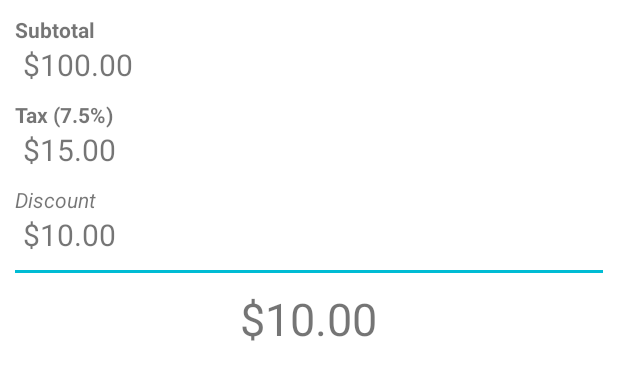
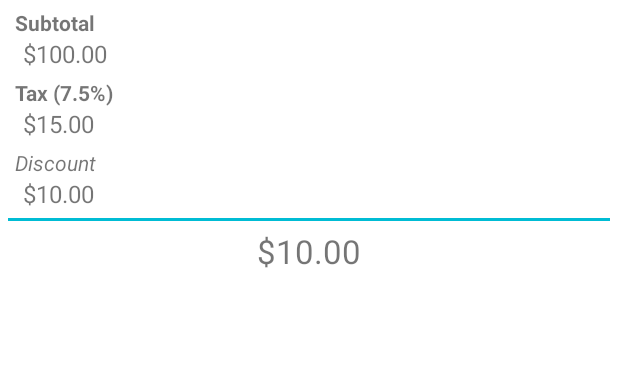
Before and after one commit to Deamon12/ProfiTable_Android, an Android app: the layout fragment_order_amount.xml on its own in the app's theme, with its tools: preview values and no code run, on a phone screen of 412 x 824 dp. Shown: the top 380 px of the screen. Run offline under Robolectric (Android 15) with nearby library versions, the phone set to English and light mode, and no system bars; network calls fail.

Commit message:
Adjusted phone/tablet dimensions

```diff
--- a/app/src/main/java/com/ucsandroid/profitable/adapters/NestedCustomerRecyclerAdapter.java
+++ b/app/src/main/java/com/ucsandroid/profitable/adapters/NestedCustomerRecyclerAdapter.java
@@ -71,7 +71,6 @@ public class NestedCustomerRecyclerAdapter extends RecyclerView.Adapter<NestedCu
 
         @Override
         public void onClick(View v) {
-
             System.out.println("nestedCust clicked: "+getAdapterPosition());
         }
 
--- a/app/src/main/res/layout/fragment_order_amount.xml
+++ b/app/src/main/res/layout/fragment_order_amount.xml
@@ -10,10 +10,9 @@
         android:layout_width="wrap_content"
         android:layout_height="wrap_content"
         android:text="Subtotal"
-        android:textSize="14sp"
-
+        android:textSize="@dimen/amount_frag_header_text"
         android:layout_marginLeft="10dp"
-        android:layout_marginTop="10dp"
+        android:layout_marginTop="@dimen/amount_margin_top"
         android:textStyle="bold" />
 
     <TextView
@@ -21,7 +20,7 @@
         android:layout_width="wrap_content"
         android:layout_height="wrap_content"
         android:text="$100.00"
-        android:textSize="20sp"
+        android:textSize="@dimen/amount_frag_amount_text"
         android:layout_marginLeft="15dp"
         android:layout_below="@+id/subtotaltext"/>
 
@@ -31,10 +30,10 @@
         android:layout_width="wrap_content"
         android:layout_height="wrap_content"
         android:text="Tax (7.5%)"
-        android:textSize="14sp"
+        android:textSize="@dimen/amount_frag_header_text"
         android:layout_below="@+id/subtotal_label"
         android:layout_marginLeft="10dp"
-        android:layout_marginTop="10dp"
+        android:layout_marginTop="@dimen/amount_margin_top"
         android:textStyle="bold" />
 
     <TextView
@@ -42,11 +41,9 @@
         android:layout_height="wrap_content"
         android:text="$15.00"
         android:id="@+id/tax_textview"
-        android:textSize="20sp"
+        android:textSize="@dimen/amount_frag_amount_text"
         android:layout_marginLeft="15dp"
         android:layout_below="@+id/taxtext"/>
-
-
 
 
     <TextView
@@ -54,10 +51,10 @@
         android:layout_width="wrap_content"
         android:layout_height="wrap_content"
         android:text="Discount"
-        android:textSize="14sp"
+        android:textSize="@dimen/amount_frag_header_text"
         android:layout_below="@+id/tax_textview"
         android:layout_marginLeft="10dp"
-        android:layout_marginTop="10dp"
+        android:layout_marginTop="@dimen/amount_margin_top"
         android:textStyle="italic" />
 
     <TextView
@@ -65,23 +62,9 @@
         android:layout_height="wrap_content"
         android:text="$10.00"
         android:id="@+id/discount_textview"
-        android:textSize="20sp"
+        android:textSize="@dimen/amount_frag_amount_text"
         android:layout_below="@+id/discounttext"
         android:layout_marginLeft="15dp"/>
-
-<!--
-
-    <TextView
-        android:id="@+id/amountduetext"
-        android:layout_width="wrap_content"
-        android:layout_height="wrap_content"
-        android:text="Amount Due : "
-        android:textSize="16sp"
-        android:textStyle="bold"
-        android:layout_below="@+id/discounttext"
-        android:layout_marginLeft="10dp"
-        android:layout_marginTop="10dp"/>
--->
 
     <View
         android:id="@+id/divider"
@@ -89,19 +72,18 @@
         android:layout_height="2sp"
         android:background="@color/primary"
         android:layout_below="@+id/discount_textview"
-        android:layout_margin="10dp"/>
+        android:layout_margin="@dimen/amount_margin_top"/>
 
-    <TextView
-        android:layout_width="wrap_content"
-        android:layout_height="wrap_content"
+    <com.ucsandroid.profitable.supportclasses.AutoResizeTextView
+        android:layout_width="match_parent"
+        android:layout_height="@dimen/amount_frag_total_text"
         android:text="$10.00"
         android:id="@+id/amountdue_textview"
-        android:textSize="30sp"
+        android:textSize="@dimen/amount_frag_total_text"
         android:layout_below="@+id/divider"
         android:layout_marginLeft="10dp"
         android:layout_marginRight="10dp"
-        android:layout_centerHorizontal="true"
-        android:layout_marginBottom="10dp"
+        android:gravity="center"
         />
 
 
--- a/app/src/main/res/values-xlarge/dimens.xml
+++ b/app/src/main/res/values-xlarge/dimens.xml
@@ -1,5 +1,7 @@
 <?xml version="1.0" encoding="utf-8"?>
 <resources>
+
+    <!--Customer Tile-->
     <dimen name="customer_order_text">18sp</dimen>
     <dimen name="customer_title">24sp</dimen>
     <dimen name="customer_image">30dp</dimen>
@@ -7,5 +9,26 @@
 
     <dimen name="divider_bar_height">30dp</dimen>
 
+    <!--Order Amount Frag -->
+    <dimen name="amount_frag_header_text">20sp</dimen>
+    <dimen name="amount_frag_amount_text">24sp</dimen>
+    <dimen name="amount_frag_total_text">34dp</dimen>
+    <dimen name="amount_margin_top">10dp</dimen>
+
+    <!--Order Fragment -->
+    <dimen name="send_to_kitchen_padding">10dp</dimen>
+
+    <!--Menu Item Fragment-->
+    <item name="menu_item_width" format="float" type="dimen">.4</item>
+
+    <!--Kitchen-->
+    <item name="kitchen_order_width_landscape" format="float" type="dimen">.3</item>
+    <item name="kitchen_order_width_portrait" format="float" type="dimen">.4</item>
+    <dimen name="kitchen_quantity_text">16sp</dimen>
+    <item name="kitchen_amount_frag_width_landscape" format="float" type="dimen">.15</item>
+    <item name="kitchen_amount_frag_width_portrait" format="float" type="dimen">.1</item>
+
+    <!--Textview_Textview2 -->
+    <dimen name="text_text2_margin_top">3dp</dimen>
 
 </resources>
--- a/app/src/main/res/values/dimens.xml
+++ b/app/src/main/res/values/dimens.xml
@@ -1,10 +1,37 @@
+<?xml version="1.0" encoding="utf-8"?>
 <resources>
+
+    <!--Customer Tile-->
     <dimen name="customer_order_text">14sp</dimen>
-    <dimen name="customer_title">18sp</dimen>
+    <dimen name="customer_title">16sp</dimen>
     <dimen name="customer_image">18dp</dimen>
     <dimen name="customer_comment_image">25dp</dimen>
 
     <dimen name="divider_bar_height">20dp</dimen>
 
+    <!--Order Amount Frag -->
+    <dimen name="amount_frag_header_text">14sp</dimen>
+    <dimen name="amount_frag_amount_text">16sp</dimen>
+    <dimen name="amount_frag_total_text">30dp</dimen>
+    <dimen name="amount_margin_top">5dp</dimen>
+
+    <!--Order Fragment -->
+    <dimen name="send_to_kitchen_padding">5dp</dimen>
+
+    <!--Menu Item Width -->
+    <item name="menu_item_width" format="float" type="dimen">.8</item>
+
+    <!--Kitchen -->
+    <item name="kitchen_order_width_landscape" format="float" type="dimen">.5</item>
+    <item name="kitchen_order_width_portrait" format="float" type="dimen">.7</item>
+    <dimen name="kitchen_quantity_text">14sp</dimen>
+    <item name="kitchen_amount_frag_width_landscape" format="float" type="dimen">.22</item>
+    <item name="kitchen_amount_frag_width_portrait" format="float" type="dimen">.13</item>
+
+
+    <!--Textview_Textview2 -->
+    <dimen name="text_text2_margin_top">1dp</dimen>
+
+    <!--Kitchen Amount -->
 
 </resources>
```
Also changed, not shown: app/src/main/java/com/ucsandroid/profitable/ActivityKitchen.java (+10 -6 lines), app/src/main/java/com/ucsandroid/profitable/FragmentKitchenOrders.java (+19 -14 lines), app/src/main/java/com/ucsandroid/profitable/FragmentMenuViewpager.java (+5 -4 lines), app/src/main/java/com/ucsandroid/profitable/adapters/NestedRecyclerAdapter.java (+8 -3 lines), app/src/main/java/com/ucsandroid/profitable/adapters/OrderedItemRecyclerAdapter.java (+11 -3 lines), app/src/main/res/layout/activity_kitchen.xml (+4 -3 lines), app/src/main/res/layout/fragment_orders.xml (+4 -3 lines), app/src/main/res/layout/item_textview_textview2.xml (+5 -11 lines), app/src/main/res/layout/tile_kitchen_amount.xml (+10 -7 lines), app/src/main/res/values-w820dp/dimens.xml (deleted, +0 -8 lines).
